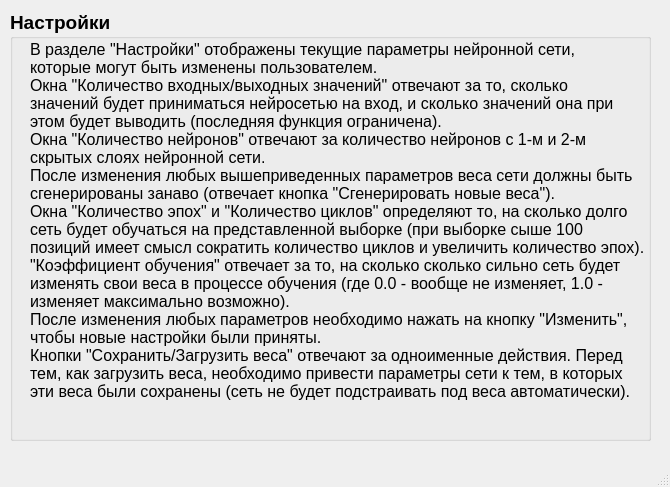
This is uixml/helpProp.ui in ILTZ/NNGUI as Qt 5 draws it before an edit. The edited form follows.
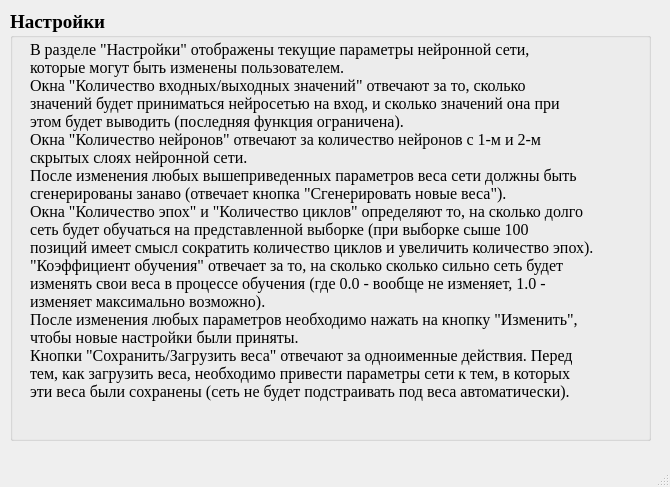
This is the edited form. Icons and pictures are not drawn.

```diff
--- a/uixml/helpProp.ui
+++ b/uixml/helpProp.ui
@@ -29,6 +29,7 @@
     </property>
     <property name="font">
      <font>
+      <family>Times New Roman</family>
       <pointsize>14</pointsize>
       <weight>75</weight>
       <bold>true</bold>
```
